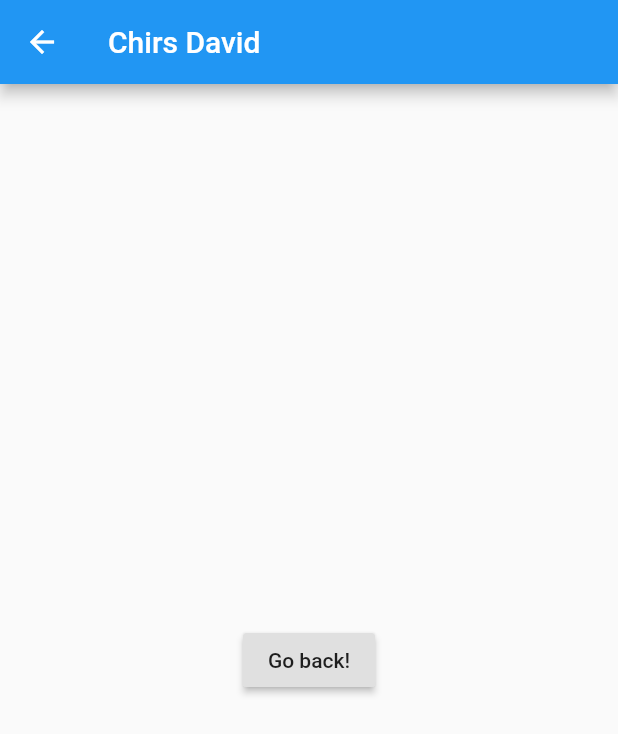
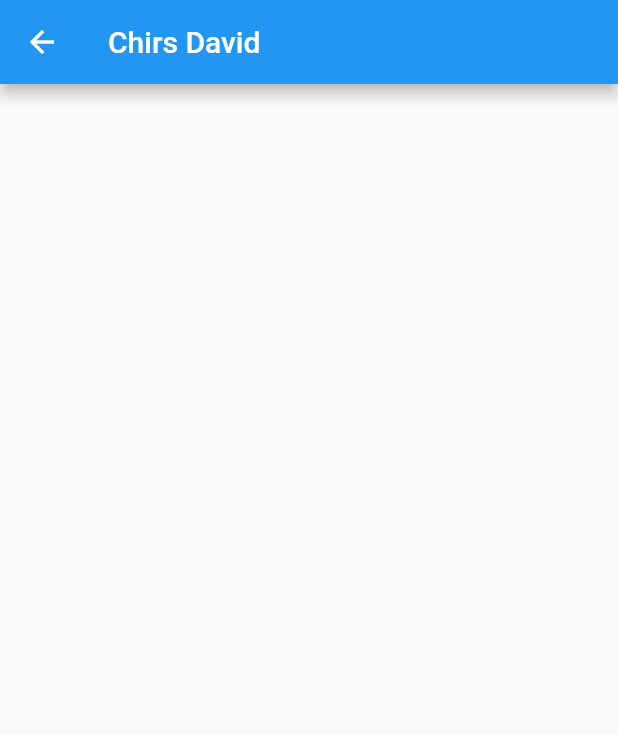
Before and after one commit to adventures-in/chat_app, a Flutter app: the screen it shows after launch, after a tap on "Chirs David", on a phone screen of 412 x 824 dp. Shown: the top 734 px of the screen. Run offline on Flutter 3.47's test engine with Material 2 defaults, Android fonts, the phone set to English and light mode, and no system bars.

Commit message:
Removed empty go back button

```diff
--- a/lib/chat_page.dart
+++ b/lib/chat_page.dart
@@ -11,14 +11,7 @@ class ChatPage extends StatelessWidget {
       appBar: AppBar(
         title: Text(username),
       ),
-      body: Center(
-        child: RaisedButton(
-          onPressed: () {
-            // Navigate back to first route when tapped.
-          },
-          child: Text('Go back!'),
-        ),
-      ),
+      body: Center(),
     );
   }
 }
```
